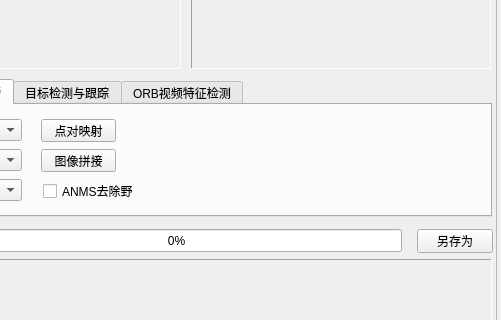
Qt form DIP-Lab2/DIPLab2.ui (0xja-eth/DIP-Lab2) before a commit; both pictures show x 131 to 632 and y 273 to 593 of the 632 by 844 pixel window.
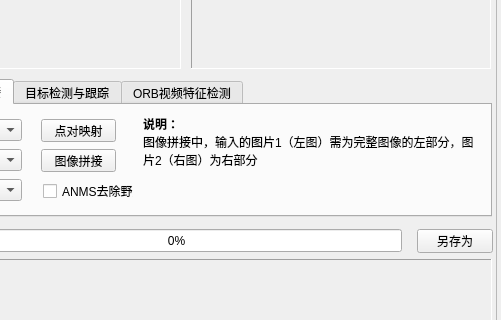
The same form after that commit.

Patch:
```diff
--- a/DIP-Lab2/DIPLab2.ui
+++ b/DIP-Lab2/DIPLab2.ui
@@ -596,6 +596,25 @@
         <string>ANMS去除野点</string>
        </property>
       </widget>
+      <widget class="QLabel" name="label_10">
+       <property name="geometry">
+        <rect>
+         <x>260</x>
+         <y>10</y>
+         <width>341</width>
+         <height>91</height>
+        </rect>
+       </property>
+       <property name="text">
+        <string>&lt;html&gt;&lt;head/&gt;&lt;body&gt;&lt;p&gt;&lt;span style=&quot; font-weight:600;&quot;&gt;说明：&lt;/span&gt;&lt;br/&gt;图像拼接中，输入的图片1（左图）需为完整图像的左部分，图片2（右图）为右部分&lt;/p&gt;&lt;/body&gt;&lt;/html&gt;</string>
+       </property>
+       <property name="alignment">
+        <set>Qt::AlignLeading|Qt::AlignLeft|Qt::AlignTop</set>
+       </property>
+       <property name="wordWrap">
+        <bool>true</bool>
+       </property>
+      </widget>
      </widget>
      <widget class="QWidget" name="tab_5">
       <attribute name="title">
```
